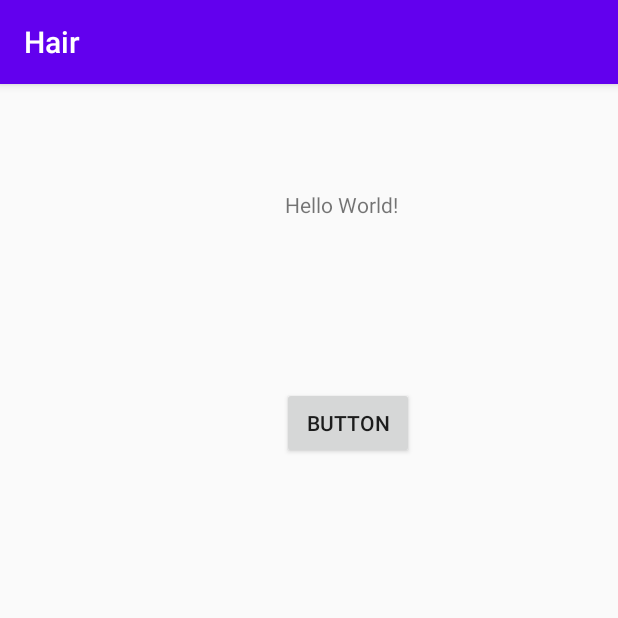
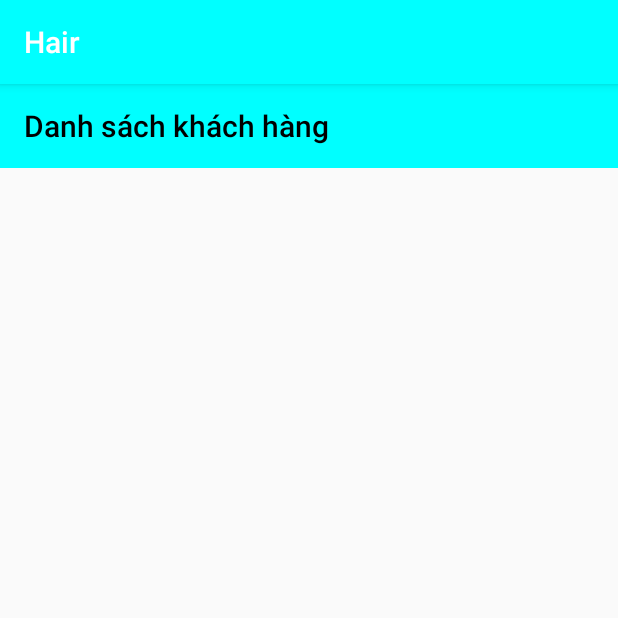
Before and after one commit to thienphuc83/AppHair, an Android app: the screen it shows after launch (MainActivity), on a phone screen of 412 x 824 dp, the top half of it. Run offline under Robolectric (Android 15) with nearby library versions, the phone set to English and light mode, and no system bars; 2 statements that could not run were skipped.

```diff
--- a/app/src/main/res/layout/activity_main.xml
+++ b/app/src/main/res/layout/activity_main.xml
@@ -1,32 +1,18 @@
 <?xml version="1.0" encoding="utf-8"?>
-<androidx.constraintlayout.widget.ConstraintLayout xmlns:android="http://schemas.android.com/apk/res/android"
+<LinearLayout xmlns:android="http://schemas.android.com/apk/res/android"
     xmlns:app="http://schemas.android.com/apk/res-auto"
     xmlns:tools="http://schemas.android.com/tools"
     android:layout_width="match_parent"
     android:layout_height="match_parent"
+    android:orientation="vertical"
     tools:context=".MainActivity">
 
-    <TextView
-        android:id="@+id/tvhelo"
-        android:layout_width="wrap_content"
-        android:layout_height="wrap_content"
-        android:text="Hello World!"
-        app:layout_constraintBottom_toBottomOf="parent"
-        app:layout_constraintHorizontal_bias="0.565"
-        app:layout_constraintLeft_toLeftOf="parent"
-        app:layout_constraintRight_toRightOf="parent"
-        app:layout_constraintTop_toTopOf="parent"
-        app:layout_constraintVertical_bias="0.094" />
+    <androidx.appcompat.widget.Toolbar
+        android:layout_width="match_parent"
+        android:layout_height="?attr/actionBarSize"
+        android:background="@color/colorPrimary"
+        app:title="Danh sách khách hàng"
+        app:titleTextColor="@color/colorPrimaryDark"/>
 
-    <Button
-        android:id="@+id/button"
-        android:layout_width="wrap_content"
-        android:layout_height="wrap_content"
-        android:layout_marginStart="188dp"
-        android:layout_marginLeft="188dp"
-        android:layout_marginTop="112dp"
-        android:text="Button"
-        app:layout_constraintStart_toStartOf="parent"
-        app:layout_constraintTop_toBottomOf="@+id/tvhelo" />
 
-</androidx.constraintlayout.widget.ConstraintLayout>
+</LinearLayout>
--- /dev/null
+++ b/app/src/main/res/menu/menu_add.xml
@@ -0,0 +1,10 @@
+<?xml version="1.0" encoding="utf-8"?>
+<menu xmlns:android="http://schemas.android.com/apk/res/android"
+    xmlns:app="http://schemas.android.com/apk/res-auto">
+
+    <item android:id="@+id/menu_add"
+        android:title="Thêm"
+        android:icon="@drawable/plus"
+        app:showAsAction="always"
+        />
+</menu>
--- a/app/src/main/res/values/colors.xml
+++ b/app/src/main/res/values/colors.xml
@@ -1,6 +1,6 @@
 <?xml version="1.0" encoding="utf-8"?>
 <resources>
-    <color name="colorPrimary">#6200EE</color>
-    <color name="colorPrimaryDark">#3700B3</color>
-    <color name="colorAccent">#03DAC5</color>
+    <color name="colorPrimary">#00FFFF</color>
+    <color name="colorPrimaryDark">#000000</color>
+    <color name="colorAccent">#00FFFF</color>
 </resources>
```
Also changed, not shown: app/src/main/res/drawable/beardiconbg.png (added), app/src/main/res/drawable/plus.png (added).
